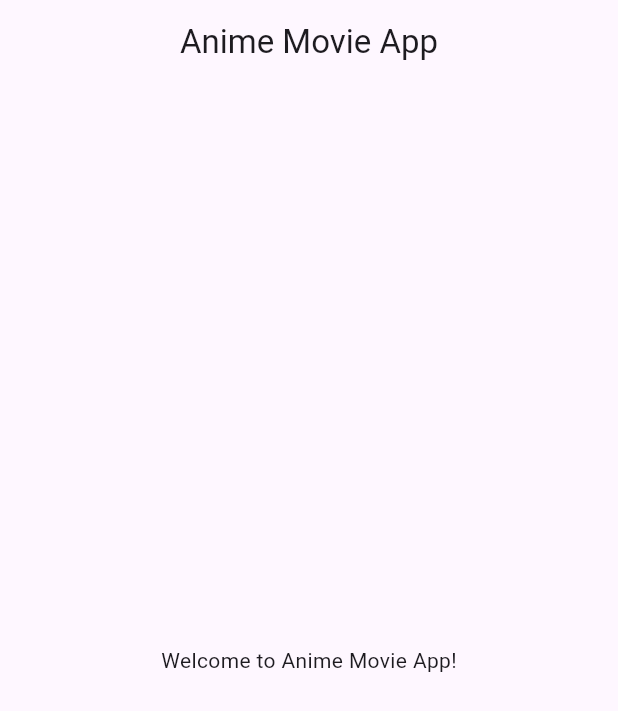
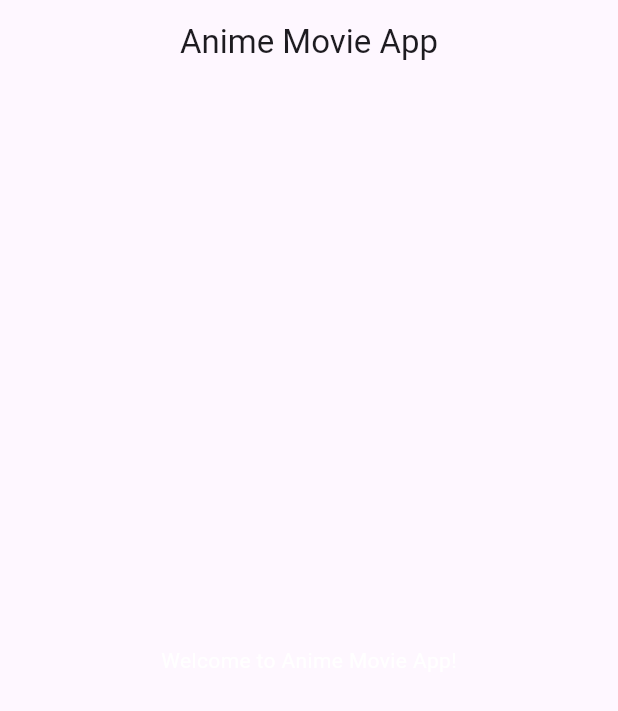
Before and after one commit to shaxa51526/anime_movie_app, a Flutter app: the screen it shows after launch, on a phone screen of 412 x 824 dp. Shown: the top 711 px of the screen. Run offline on Flutter 3.47's test engine with Material 3 defaults, Android fonts, the phone set to English and light mode, and no system bars.

Commit message:
yangi papka qoshildi

```diff
--- a/lib/main.dart
+++ b/lib/main.dart
@@ -15,7 +15,10 @@ class AnimeMovieApp extends StatelessWidget {
           centerTitle: true,
         ),
         body: const Center(
-          child: Text('Welcome to Anime Movie App!'),
+          child: Text('Welcome to Anime Movie App!',
+          style: TextStyle(
+            color:Colors.white,
+          ),),
         ),
       ),
     );
```
Also changed, not shown: lib/sign_up/sing_up.dart (added).
